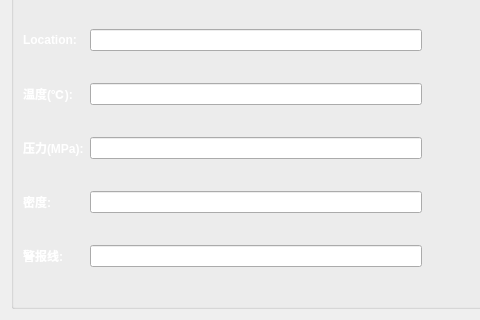
Above: SpreadSheet/ui/dashboardform.ui from MelonSuika/EmonitorSys before the change; both pictures show x 0 to 480 and y 163 to 483 of the 782 by 483 pixel window. Below: the same form after it.
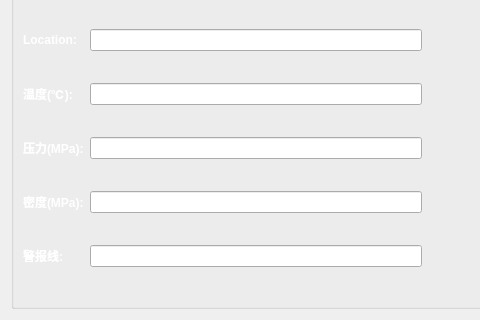
That is the form after the change.

```diff
--- a/SpreadSheet/ui/dashboardform.ui
+++ b/SpreadSheet/ui/dashboardform.ui
@@ -136,7 +136,7 @@
             <item row="5" column="0">
              <widget class="QLabel" name="label_density">
               <property name="text">
-               <string>&lt;html&gt;&lt;head/&gt;&lt;body&gt;&lt;p&gt;&lt;span style=&quot; font-weight:600; color:#ffffff;&quot;&gt;密度:&lt;/span&gt;&lt;/p&gt;&lt;/body&gt;&lt;/html&gt;</string>
+               <string>&lt;html&gt;&lt;head/&gt;&lt;body&gt;&lt;p&gt;&lt;span style=&quot; font-weight:600; color:#ffffff;&quot;&gt;密度(MPa):&lt;/span&gt;&lt;/p&gt;&lt;/body&gt;&lt;/html&gt;</string>
               </property>
              </widget>
             </item>
```
